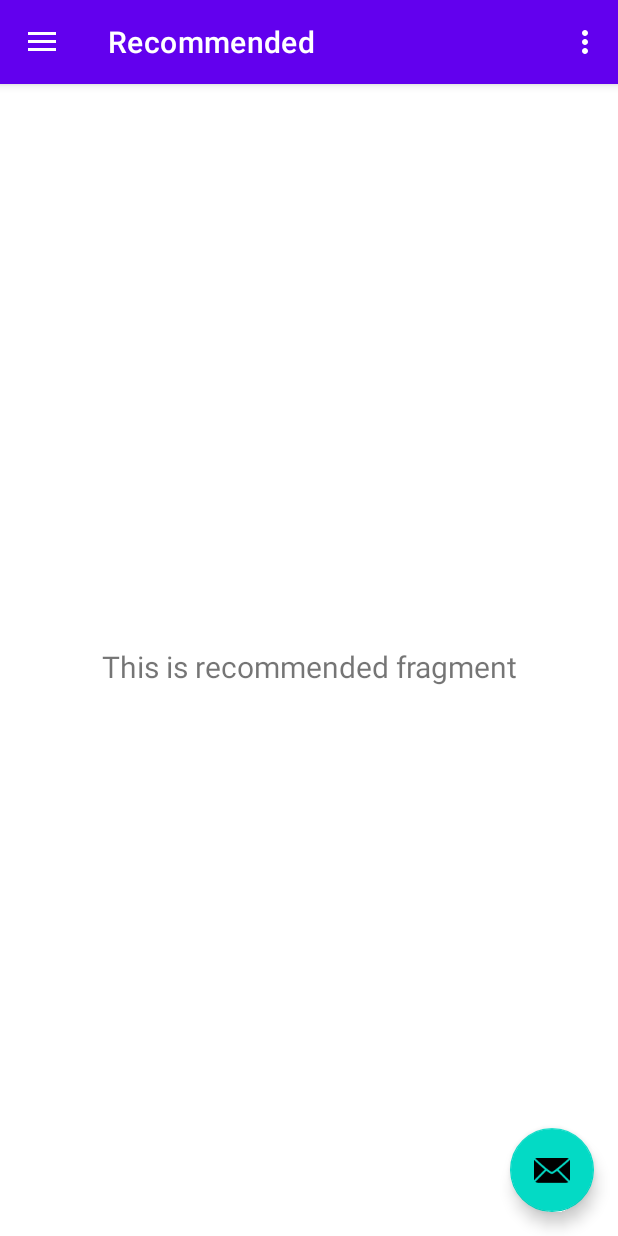
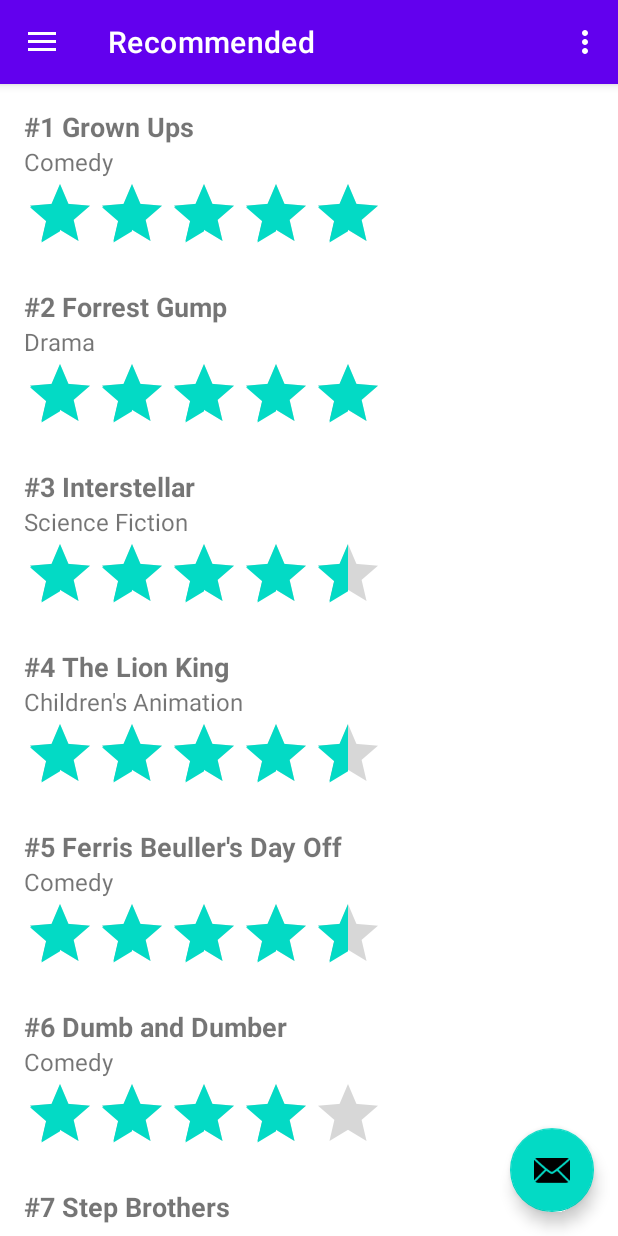
Before and after one commit to hjamiola/Where2Watch, an Android app: the screen it shows after launch (MainActivity), in the side drawer, after a tap on "Recommended", on a phone screen of 412 x 824 dp. Run offline under Robolectric (Android 15) with nearby library versions, the phone set to English and light mode, and no system bars; our stand-ins replace navigation-ui.

Commit message:
recommended view

```diff
--- /dev/null
+++ b/app/src/main/java/com/example/where2watch/ui/adapter/MovieAdapter.java
@@ -0,0 +1,54 @@
+package com.example.where2watch.ui.adapter;// MovieAdapter.java
+import android.view.LayoutInflater;
+import android.view.View;
+import android.view.ViewGroup;
+import android.widget.RatingBar;
+import android.widget.TextView;
+import androidx.annotation.NonNull;
+import androidx.recyclerview.widget.RecyclerView;
+
+import com.example.where2watch.R;
+import com.example.where2watch.ui.model.Movie;
+
+import java.util.List;
+
+public class MovieAdapter extends RecyclerView.Adapter<MovieAdapter.MovieViewHolder> {
+    private List<Movie> movieList;
+
+    public MovieAdapter(List<Movie> movieList) {
+        this.movieList = movieList;
+    }
+
+    @NonNull
+    @Override
+    public MovieViewHolder onCreateViewHolder(@NonNull ViewGroup parent, int viewType) {
+        View view = LayoutInflater.from(parent.getContext())
+                .inflate(R.layout.item_movie, parent, false);
+        return new MovieViewHolder(view);
+    }
+
+    @Override
+    public void onBindViewHolder(@NonNull MovieViewHolder holder, int position) {
+        Movie movie = movieList.get(position);
+        holder.titleTextView.setText(movie.getTitle());
+        holder.genreTextView.setText(movie.getGenre());
+        holder.ratingBar.setRating(movie.getRating());
+    }
+
+    @Override
+    public int getItemCount() {
+        return movieList.size();
+    }
+
+    public static class MovieViewHolder extends RecyclerView.ViewHolder {
+        TextView titleTextView, genreTextView;
+        RatingBar ratingBar;
+
+        public MovieViewHolder(View itemView) {
+            super(itemView);
+            titleTextView = itemView.findViewById(R.id.movie_title);
+            genreTextView = itemView.findViewById(R.id.movie_genre);
+            ratingBar = itemView.findViewById(R.id.movie_rating);
+        }
+    }
+}
--- /dev/null
+++ b/app/src/main/java/com/example/where2watch/ui/model/Movie.java
@@ -0,0 +1,20 @@
+package com.example.where2watch.ui.model;
+
+public class Movie {
+    private String title;
+    private String genre;
+    private float rating;
+    private int imageResId;
+
+    public Movie(String title, String genre, float rating) {
+        this.title = title;
+        this.genre = genre;
+        this.rating = rating;
+        this.imageResId = imageResId;
+    }
+
+    public String getTitle() { return title; }
+    public String getGenre() { return genre; }
+    public float getRating() { return rating; }
+    public int getImageResId() { return imageResId; }
+}
--- a/app/src/main/java/com/example/where2watch/ui/recommended/RecommendedFragment.java
+++ b/app/src/main/java/com/example/where2watch/ui/recommended/RecommendedFragment.java
@@ -4,34 +4,49 @@
 import android.view.LayoutInflater;
 import android.view.View;
 import android.view.ViewGroup;
-import android.widget.TextView;
+import androidx.annotation.Nullable;
+import androidx.fragment.app.Fragment;
+import androidx.recyclerview.widget.LinearLayoutManager;
+import androidx.recyclerview.widget.RecyclerView;
 
-import androidx.annotation.NonNull;
-import androidx.fragment.app.Fragment;
-import androidx.lifecycle.ViewModelProvider;
+import com.example.where2watch.R;
+import com.example.where2watch.ui.adapter.MovieAdapter;
+import com.example.where2watch.ui.model.Movie;
 
-import com.example.where2watch.databinding.FragmentGalleryBinding;
+import java.util.ArrayList;
+import java.util.List;
 
 public class RecommendedFragment extends Fragment {
 
-    private FragmentGalleryBinding binding;
+    private RecyclerView recyclerView;
+    private MovieAdapter movieAdapter;
+    private List<Movie> movieList;
 
-    public View onCreateView(@NonNull LayoutInflater inflater,
-                             ViewGroup container, Bundle savedInstanceState) {
-        RecommendedViewModel recommendedViewModel =
-                new ViewModelProvider(this).get(RecommendedViewModel.class);
+    @Nullable
+    @Override
+    public View onCreateView(LayoutInflater inflater, ViewGroup container,
+                             Bundle savedInstanceState) {
+        View view = inflater.inflate(R.layout.fragment_recommended, container, false);
 
-        binding = FragmentGalleryBinding.inflate(inflater, container, false);
-        View root = binding.getRoot();
+        recyclerView = view.findViewById(R.id.recyclerView);
+        recyclerView.setLayoutManager(new LinearLayoutManager(getContext()));
 
-        final TextView textView = binding.textGallery;
-        recommendedViewModel.getText().observe(getViewLifecycleOwner(), textView::setText);
-        return root;
-    }
+        // Initialize movie list and add movies
+        movieList = new ArrayList<>();
+        movieList.add(new Movie("#1 Grown Ups", "Comedy", 5.0f));
+        movieList.add(new Movie("#2 Forrest Gump", "Drama", 5.0f));
+        movieList.add(new Movie("#3 Interstellar", "Science Fiction", 4.5f));
+        movieList.add(new Movie("#4 The Lion King", "Children's Animation", 4.5f));
+        movieList.add(new Movie("#5 Ferris Beuller's Day Off", "Comedy", 4.5f));
+        movieList.add(new Movie("#6 Dumb and Dumber", "Comedy", 4.0f));
+        movieList.add(new Movie("#7 Step Brothers", "Comedy", 3.5f));
+        movieList.add(new Movie("#8 Crazy Rich Asians", "Romantic Comedy", 3.5f));
+        movieList.add(new Movie("#9 How to Lose a Guy in 10 Days", "Romantic Comedy", 3.5f));
+        movieList.add(new Movie("#10 10 Things I Hate About You", "Romantic Comedy", 3.0f));
 
-    @Override
-    public void onDestroyView() {
-        super.onDestroyView();
-        binding = null;
+        movieAdapter = new MovieAdapter(movieList);
+        recyclerView.setAdapter(movieAdapter);
+
+        return view;
     }
 }
--- a/app/src/main/res/layout/fragment_gallery.xml
+++ /dev/null
@@ -1,22 +0,0 @@
-<?xml version="1.0" encoding="utf-8"?>
-<androidx.constraintlayout.widget.ConstraintLayout xmlns:android="http://schemas.android.com/apk/res/android"
-    xmlns:app="http://schemas.android.com/apk/res-auto"
-    xmlns:tools="http://schemas.android.com/tools"
-    android:layout_width="match_parent"
-    android:layout_height="match_parent"
-    tools:context=".ui.recommended.RecommendedFragment">
-
-    <TextView
-        android:id="@+id/text_gallery"
-        android:layout_width="match_parent"
-        android:layout_height="wrap_content"
-        android:layout_marginStart="8dp"
-        android:layout_marginTop="8dp"
-        android:layout_marginEnd="8dp"
-        android:textAlignment="center"
-        android:textSize="20sp"
-        app:layout_constraintBottom_toBottomOf="parent"
-        app:layout_constraintEnd_toEndOf="parent"
-        app:layout_constraintStart_toStartOf="parent"
-        app:layout_constraintTop_toTopOf="parent" />
-</androidx.constraintlayout.widget.ConstraintLayout>
--- /dev/null
+++ b/app/src/main/res/layout/fragment_recommended.xml
@@ -0,0 +1,12 @@
+<?xml version="1.0" encoding="utf-8"?>
+<RelativeLayout
+    xmlns:android="http://schemas.android.com/apk/res/android"
+    android:layout_width="match_parent"
+    android:layout_height="match_parent">
+
+    <androidx.recyclerview.widget.RecyclerView
+        android:id="@+id/recyclerView"
+        android:layout_width="match_parent"
+        android:layout_height="match_parent"
+        android:padding="8dp"/>
+</RelativeLayout>
--- /dev/null
+++ b/app/src/main/res/layout/item_movie.xml
@@ -0,0 +1,29 @@
+<?xml version="1.0" encoding="utf-8"?>
+<LinearLayout
+    xmlns:android="http://schemas.android.com/apk/res/android"
+    android:layout_width="match_parent"
+    android:layout_height="wrap_content"
+    android:orientation="vertical"
+    android:padding="8dp">
+
+    <TextView
+        android:id="@+id/movie_title"
+        android:layout_width="wrap_content"
+        android:layout_height="wrap_content"
+        android:textStyle="bold"
+        android:textSize="18sp" />
+
+    <TextView
+        android:id="@+id/movie_genre"
+        android:layout_width="wrap_content"
+        android:layout_height="wrap_content"
+        android:textSize="16sp" />
+
+    <RatingBar
+        android:id="@+id/movie_rating"
+        android:layout_width="wrap_content"
+        android:layout_height="wrap_content"
+        android:numStars="5"
+        android:stepSize="0.5"
+        android:isIndicator="true" />
+</LinearLayout>
--- a/app/src/main/res/navigation/mobile_navigation.xml
+++ b/app/src/main/res/navigation/mobile_navigation.xml
@@ -15,7 +15,7 @@
         android:id="@+id/nav_gallery"
         android:name="com.example.where2watch.ui.recommended.RecommendedFragment"
         android:label="@string/menu_recommended"
-        tools:layout="@layout/fragment_gallery" />
+        tools:layout="@layout/fragment_recommended" />
 
     <fragment
         android:id="@+id/nav_slideshow"
```
Also changed, not shown: app/src/main/java/com/example/where2watch/MainActivity.java (+7 -0 lines).
